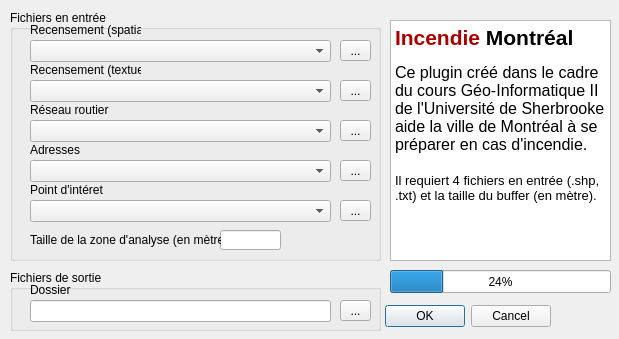
The window that incendiemontreal/IncendieMontreal_dialog_base.ui (ecauviercharest/IncendieMontreal) describes before a commit, drawn with Qt 5.
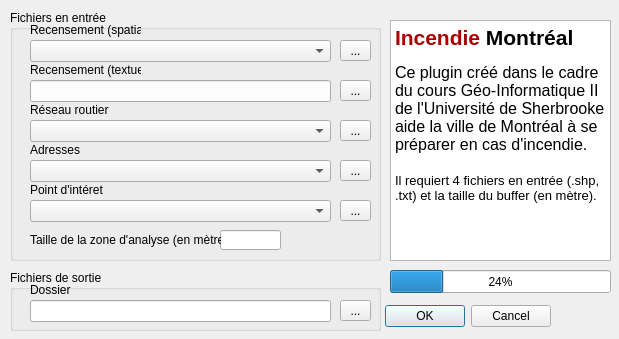
The same window after the commit.

Commit message: Changé classe recensement textuel en QLineEdit: Line_recens_text

```diff
--- a/incendiemontreal/IncendieMontreal_dialog_base.ui
+++ b/incendiemontreal/IncendieMontreal_dialog_base.ui
@@ -104,7 +104,7 @@
     <number>24</number>
    </property>
   </widget>
-  <widget class="QComboBox" name="comboBox_recens_text">
+  <widget class="QLineEdit" name="Line_recens_text">
    <property name="geometry">
     <rect>
      <x>30</x>
```
